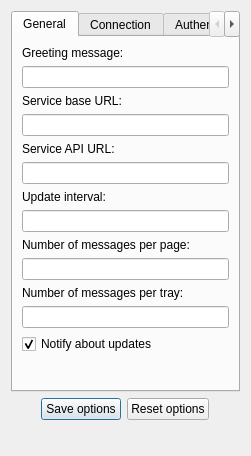
Old version of the form src/OptionsDialog.ui in the repository asolfre/qwit.
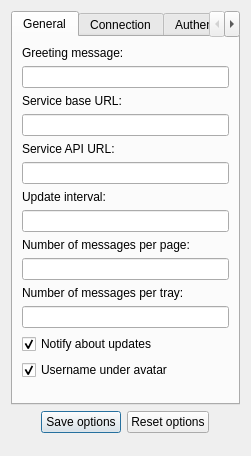
New version of the form.

Commit message: Added options "Username under avatar"

The edit to the form file:
```diff
--- a/src/OptionsDialog.ui
+++ b/src/OptionsDialog.ui
@@ -106,6 +106,16 @@
              </property>
             </widget>
            </item>
+           <item>
+            <widget class="QCheckBox" name="usernameUnderAvatarCheckBox" >
+             <property name="text" >
+              <string>Username under avatar</string>
+             </property>
+             <property name="checked" >
+              <bool>true</bool>
+             </property>
+            </widget>
+           </item>
            <item>
             <spacer>
              <property name="orientation" >
```
The commit also changes 4 other files.
